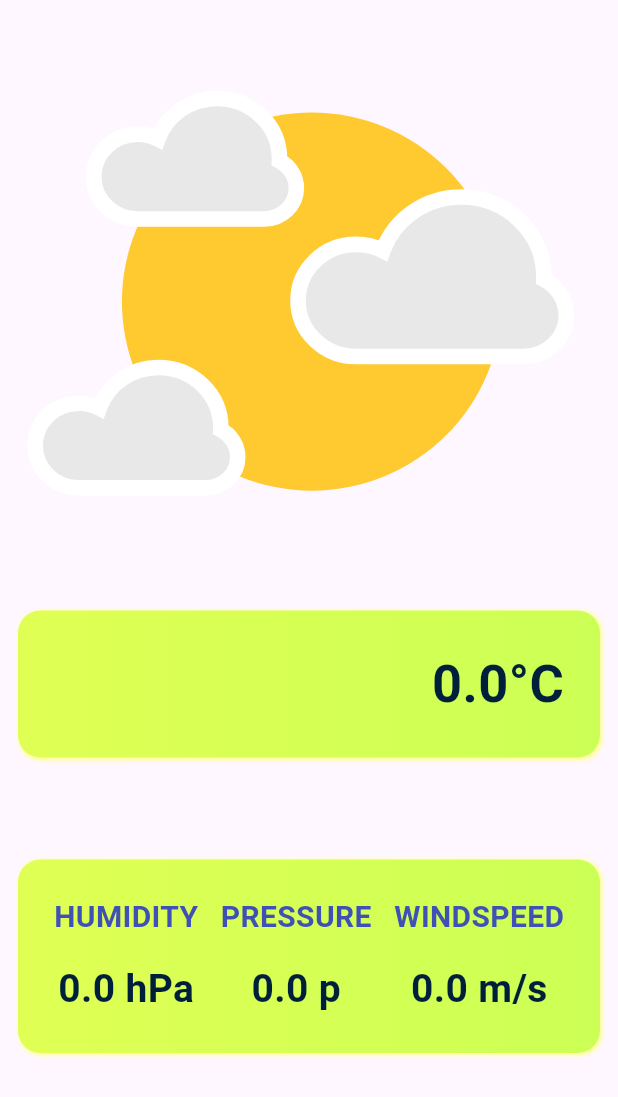
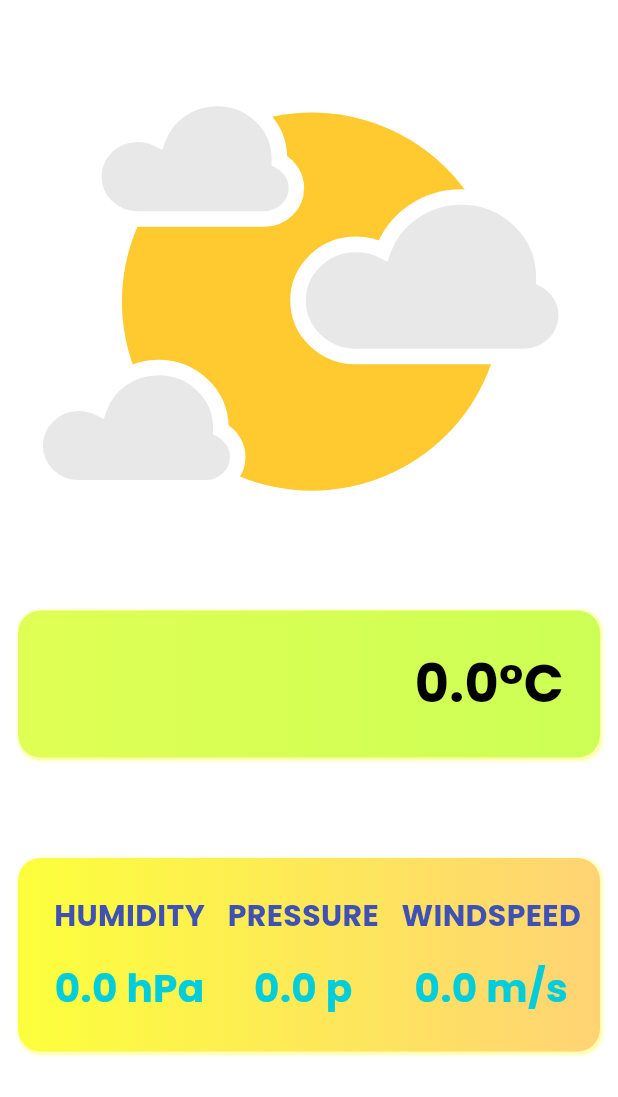
Before and after one commit to PAIshanMadusha/easy-weather-app, a Flutter app: the DisplayWeather widget shown alone on an empty page, opened directly with empty values, on a phone screen of 412 x 824 dp. Shown: the top 1097 px of the screen. Run offline on Flutter 3.47's test engine with Material 3 defaults, Android fonts, the phone set to English and light mode, and no system bars; our stand-ins replace flutter_dotenv, geocoding, geolocator, google_fonts, lottie, shared_preferences; accounts and stored records are empty; network calls fail.

Commit message:
DarkMode & LightMode Setup - Final Touches

```diff
--- a/lib/utils/app_text_style.dart
+++ b/lib/utils/app_text_style.dart
@@ -3,19 +3,18 @@ import 'package:flutter/material.dart';
 class AppTextStyle {
 
   static const TextStyle mainTitle = TextStyle(
-    color: Color.fromRGBO(0, 0, 0, 1),
     fontSize: 39,
     fontWeight: FontWeight.bold,
   );
 
   static const TextStyle mainBodyText = TextStyle(
-    color: Color.fromARGB(255, 0, 31, 59),
+    color: Color.fromARGB(255, 0, 0, 0),
     fontSize: 35,
     fontWeight: FontWeight.bold,
   );
 
   static const TextStyle bodyText = TextStyle(
-    color: Color.fromARGB(255, 0, 31, 59),
+    color: Color.fromARGB(255, 0, 205, 219),
     fontSize: 26,
     fontWeight: FontWeight.bold,
   );
--- /dev/null
+++ b/lib/utils/themes_mode_data.dart
@@ -0,0 +1,65 @@
+import 'package:easy_weather_app/utils/app_text_style.dart';
+import 'package:flutter/material.dart';
+import 'package:google_fonts/google_fonts.dart';
+
+class ThemesModeData {
+  //Light Mode
+  final ThemeData lightMode = ThemeData(
+    brightness: Brightness.light,
+    fontFamily: GoogleFonts.poppins().fontFamily,
+    primarySwatch: Colors.blue,
+    appBarTheme: AppBarTheme(
+      backgroundColor: Colors.white,
+      titleTextStyle: AppTextStyle.mainTitle.copyWith(
+        color: Colors.black,
+        fontFamily: GoogleFonts.poppins().fontFamily,
+      ),
+      iconTheme: IconThemeData(color: Colors.black),
+    ),
+    inputDecorationTheme: InputDecorationTheme(
+      fillColor: const Color.fromARGB(255, 226, 242, 250),
+      filled: true,
+      enabledBorder: OutlineInputBorder(
+        borderRadius: BorderRadius.circular(15),
+        borderSide: BorderSide(
+          color: const Color.fromARGB(255, 147, 170, 180),
+          width: 2,
+        ),
+      ),
+      focusedBorder: OutlineInputBorder(
+        borderRadius: BorderRadius.circular(20),
+        borderSide: BorderSide(color: Colors.blueGrey, width: 2),
+      ),
+    ),
+    scaffoldBackgroundColor: Colors.white,
+  );
+
+  //Dark Mode
+  final ThemeData darkMode = ThemeData(
+    brightness: Brightness.dark,
+    fontFamily: GoogleFonts.poppins().fontFamily,
+    primarySwatch: Colors.blue,
+    appBarTheme: AppBarTheme(
+      backgroundColor: Colors.black87,
+      titleTextStyle: AppTextStyle.mainTitle.copyWith(
+        color: Colors.white,
+        fontFamily: GoogleFonts.poppins().fontFamily,
+      ),
+      iconTheme: IconThemeData(color: Colors.amber),
+    ),
+    inputDecorationTheme: InputDecorationTheme(
+      enabledBorder: OutlineInputBorder(
+        borderRadius: BorderRadius.circular(15),
+        borderSide: BorderSide(
+          color: const Color.fromARGB(255, 147, 170, 180),
+          width: 2,
+        ),
+      ),
+      focusedBorder: OutlineInputBorder(
+        borderRadius: BorderRadius.circular(20),
+        borderSide: BorderSide(color: Colors.blueGrey, width: 2),
+      ),
+    ),
+    scaffoldBackgroundColor: Colors.black87,
+  );
+}
--- a/lib/widgets/display_weather.dart
+++ b/lib/widgets/display_weather.dart
@@ -87,8 +87,8 @@ class DisplayWeather extends StatelessWidget {
                 borderRadius: BorderRadius.circular(15),
                 gradient: LinearGradient(
                   colors: [
-                    const Color.fromARGB(255, 224, 255, 84),
-                    const Color.fromARGB(255, 204, 255, 85),
+                    const Color.fromARGB(255, 252, 255, 60),
+                    const Color.fromARGB(255, 255, 211, 116),
                   ],
                   begin: Alignment.centerLeft,
                   end: Alignment.centerRight,
```
Also changed, not shown: lib/main.dart (+6 -1 lines), lib/pages/home_page.dart (+21 -2 lines), lib/pages/search_weather_page.dart (+0 -13 lines), lib/providers/theme_provider.dart (added, +38 -0 lines), lib/services/get_location_service.dart (+34 -10 lines), lib/services/theme_data_persistence.dart (added, +17 -0 lines).
